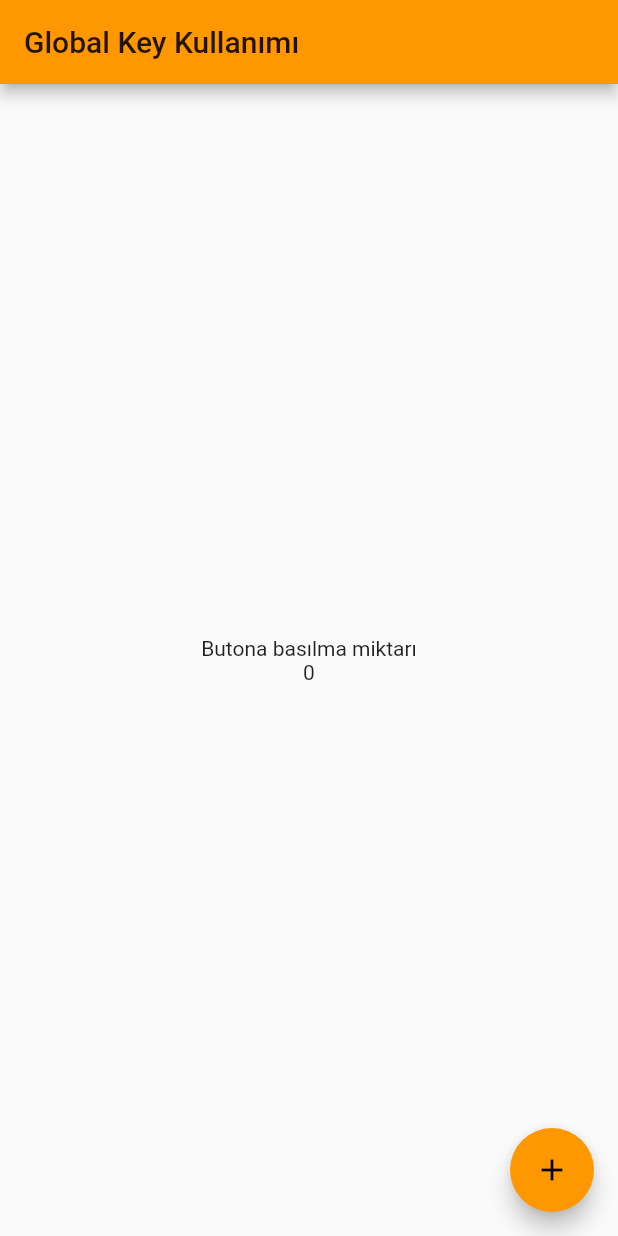
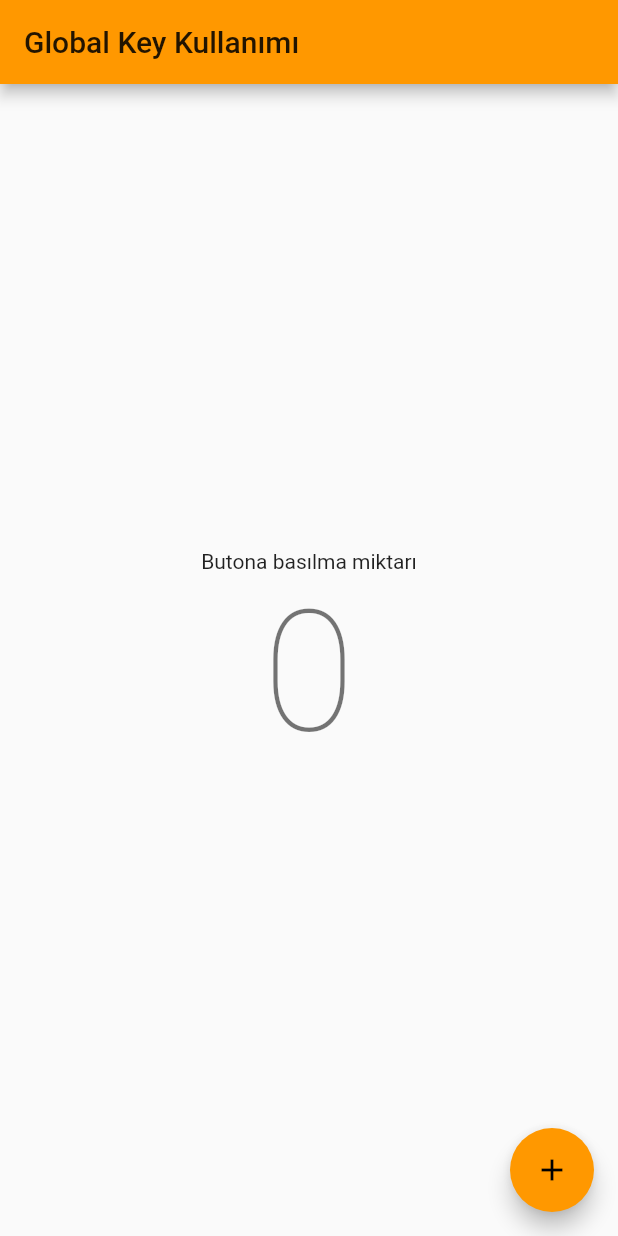
Before and after one commit to islamoktay/learning_process, a Flutter app: the screen it shows after launch, on a phone screen of 412 x 824 dp. Run offline on Flutter 3.47's test engine with Material 2 defaults, Android fonts, the light colour scheme and no system bars; our stand-ins replace email_validator, flutter_easyloading, google_fonts, palette_generator.

Commit message:
studied more

```diff
--- a/flutter/flutter_inputs/lib/global_key_kullanimi.dart
+++ b/flutter/flutter_inputs/lib/global_key_kullanimi.dart
@@ -1,8 +1,9 @@
 import 'package:flutter/material.dart';
+import 'package:flutter_inputs/sayac_state.dart';
 
 class GlobalKeyKullanimi extends StatelessWidget {
-  const GlobalKeyKullanimi({Key? key}) : super(key: key);
-
+  GlobalKeyKullanimi({Key? key}) : super(key: key);
+  final sayacWidgetKey = GlobalKey<SayacWidgetState>();
   @override
   Widget build(BuildContext context) {
     return Scaffold(
@@ -14,13 +15,17 @@ class GlobalKeyKullanimi extends StatelessWidget {
           mainAxisAlignment: MainAxisAlignment.center,
           children: [
             Text("Butona basılma miktarı"),
-            Text("0"),
+            SayacWidget(
+              key: sayacWidgetKey,
+            ),
           ],
         ),
       ),
       floatingActionButton: FloatingActionButton(
         child: Icon(Icons.add),
-        onPressed: () {},
+        onPressed: () {
+          sayacWidgetKey.currentState!.arttir();
+        },
       ),
     );
   }
--- /dev/null
+++ b/flutter/flutter_inputs/lib/sayac_state.dart
@@ -0,0 +1,25 @@
+import 'package:flutter/material.dart';
+
+class SayacWidget extends StatefulWidget {
+  const SayacWidget({Key? key}) : super(key: key);
+
+  @override
+  SayacWidgetState createState() => SayacWidgetState();
+}
+
+class SayacWidgetState extends State<SayacWidget> {
+  int _sayac = 0;
+  void arttir() {
+    setState(() {
+      _sayac++;
+    });
+  }
+
+  @override
+  Widget build(BuildContext context) {
+    return Text(
+      _sayac.toString(),
+      style: Theme.of(context).textTheme.headline1,
+    );
+  }
+}
```
